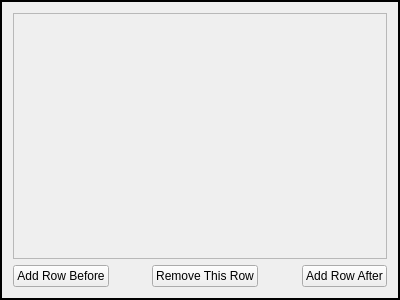
This is mqt/MqtBase/ScreenConfigRow.ui in Rsclub22/Minos2-Mirror as Qt 5 draws it before an edit. The edited form follows.
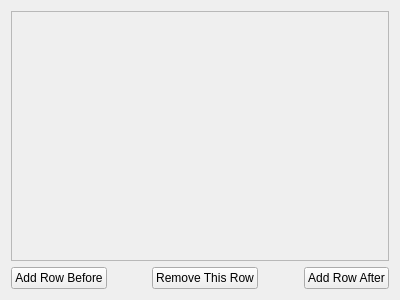
This is the edited form.

The edit to the form file:
```diff
--- a/mqt/MqtBase/ScreenConfigRow.ui
+++ b/mqt/MqtBase/ScreenConfigRow.ui
@@ -17,7 +17,10 @@
    <bool>true</bool>
   </property>
   <property name="frameShape">
-   <enum>QFrame::WinPanel</enum>
+   <enum>QFrame::Shape::NoFrame</enum>
+  </property>
+  <property name="lineWidth">
+   <number>0</number>
   </property>
   <layout class="QVBoxLayout" name="verticalLayout">
    <item>
@@ -30,8 +33,8 @@
        <rect>
         <x>0</x>
         <y>0</y>
-        <width>376</width>
-        <height>246</height>
+        <width>378</width>
+        <height>243</height>
        </rect>
       </property>
      </widget>
```
Left out of the diff: 4 changed lines with no effect on the pictures.
